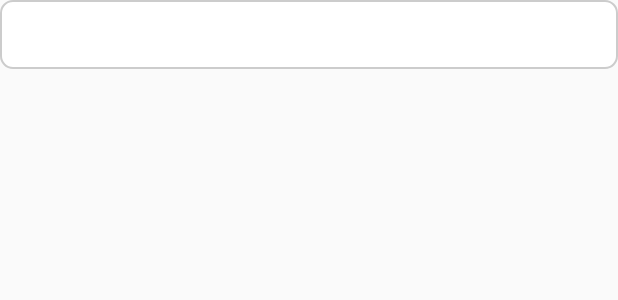
After one commit to PixelEfect/Wh2Rpg, an Android app built with Jetpack Compose: the layout spinner_dropdown_item_bold.xml on its own in the app's theme, with its tools: preview values and no code run, on a phone screen of 412 x 824 dp. The commit adds this screen. Shown: the top 300 px of the screen. Run offline under Robolectric (Android 15) with nearby library versions, the phone set to English and light mode, and no system bars.

Commit message:
spinners

```diff
--- a/app/build.gradle.kts
+++ b/app/build.gradle.kts
@@ -45,7 +45,7 @@ android {
 dependencies {
     implementation(libs.androidx.core.ktx)
     implementation(libs.androidx.lifecycle.runtime.ktx)
-
+    implementation ("org.jetbrains.kotlin:kotlin-reflect:1.9.0")
     // Firebase
     implementation(platform("com.google.firebase:firebase-bom:33.10.0")) // BOM zarządza wersjami
     implementation("com.google.firebase:firebase-firestore-ktx")
--- /dev/null
+++ b/app/src/main/res/drawable/custom_dropdown_bg.xml
@@ -0,0 +1,11 @@
+<shape xmlns:android="http://schemas.android.com/apk/res/android"
+    android:shape="rectangle">
+    <solid android:color="#FFFFFF" />
+    <stroke android:width="1dp" android:color="#CCCCCC" />
+    <corners android:radius="8dp" />
+    <padding
+        android:left="8dp"
+        android:top="8dp"
+        android:right="8dp"
+        android:bottom="8dp"/>
+</shape>
--- /dev/null
+++ b/app/src/main/res/layout/spinner_dropdown_item_bold.xml
@@ -0,0 +1,10 @@
+<?xml version="1.0" encoding="utf-8"?>
+<TextView xmlns:android="http://schemas.android.com/apk/res/android"
+    android:layout_width="match_parent"
+    android:layout_height="wrap_content"
+    android:padding="12dp"
+    android:textSize="16sp"
+    android:textColor="#000000"
+    android:background="@drawable/custom_dropdown_bg"
+
+    android:textStyle="bold" />
```
Also changed, not shown: app/src/main/java/com/dd/rpgcardapp/NewCardActivity.kt (+101 -3 lines), app/src/main/java/com/dd/rpgcardapp/SystemUIUtils.kt (added, +22 -0 lines), app/src/main/java/com/dd/rpgcardapp/data/Race.kt (+28 -7 lines), app/src/main/java/com/dd/rpgcardapp/ui/theme/Theme.kt (+7 -10 lines), app/src/main/res/layout/activity_new_card.xml (+16 -14 lines), app/src/main/res/layout/spinner_item_bold.xml (added, +8 -0 lines).
